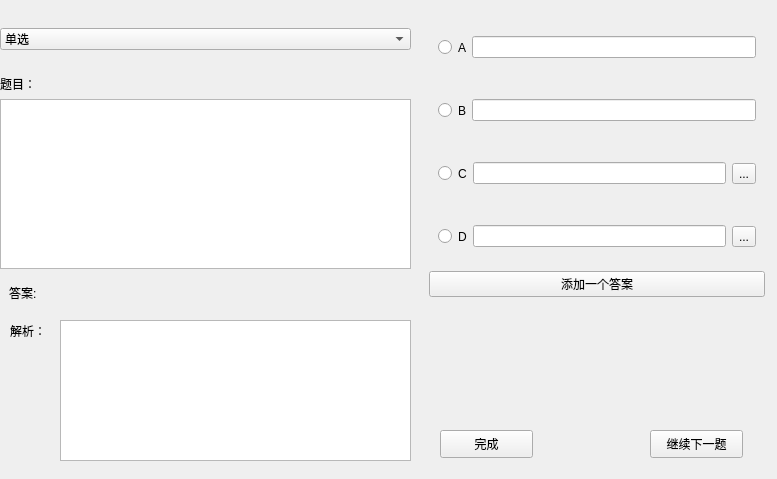
Above: ExamEase/addquestion.ui from jjbrow/qt before the change. Below: the same form after it.
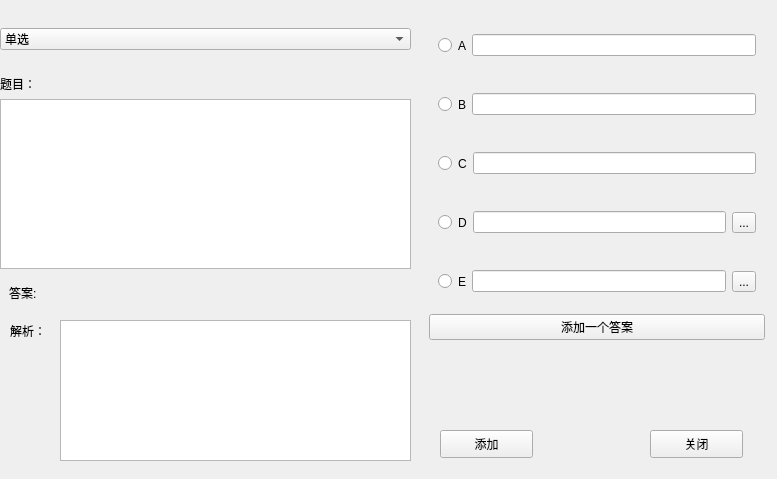
That is the form after the change. The open tabs and pages were chosen to show the change.

Commit message: 导出功能完成

Patch:
```diff
--- a/ExamEase/addquestion.ui
+++ b/ExamEase/addquestion.ui
@@ -158,7 +158,7 @@
     </rect>
    </property>
    <property name="text">
-    <string>完成</string>
+    <string>添加</string>
    </property>
   </widget>
   <widget class="QPushButton" name="pushButton_3">
@@ -171,7 +171,7 @@
     </rect>
    </property>
    <property name="text">
-    <string>继续下一题</string>
+    <string>关闭</string>
    </property>
   </widget>
   <widget class="QStackedWidget" name="stackedWidget">
@@ -180,7 +180,7 @@
      <x>420</x>
      <y>10</y>
      <width>354</width>
-     <height>296</height>
+     <height>331</height>
     </rect>
    </property>
    <property name="currentIndex">
@@ -193,7 +193,7 @@
        <x>9</x>
        <y>9</y>
        <width>336</width>
-       <height>278</height>
+       <height>321</height>
       </rect>
      </property>
      <layout class="QVBoxLayout" name="verticalLayout_3">
@@ -275,13 +275,6 @@
          <item>
           <widget class="QLineEdit" name="lineEdit_s3"/>
          </item>
-         <item>
-          <widget class="QToolButton" name="toolButton_4">
-           <property name="text">
-            <string>...</string>
-           </property>
-          </widget>
-         </item>
         </layout>
        </widget>
       </item>
@@ -320,7 +313,41 @@
        </widget>
       </item>
       <item>
-       <widget class="QPushButton" name="pushButton_4">
+       <widget class="QWidget" name="widget_16" native="true">
+        <layout class="QHBoxLayout" name="horizontalLayout_13">
+         <item>
+          <widget class="QRadioButton" name="radioButton_7">
+           <property name="text">
+            <string/>
+           </property>
+          </widget>
+         </item>
+         <item>
+          <widget class="QLabel" name="label_22">
+           <property name="styleSheet">
+            <string notr="true">color: rgb(0, 0, 0);
+font: 14pt &quot;微软雅黑&quot;;</string>
+           </property>
+           <property name="text">
+            <string>E</string>
+           </property>
+          </widget>
+         </item>
+         <item>
+          <widget class="QLineEdit" name="lineEdit_s5"/>
+         </item>
+         <item>
+          <widget class="QToolButton" name="deleteButton_2">
+           <property name="text">
+            <string>...</string>
+           </property>
+          </widget>
+         </item>
+        </layout>
+       </widget>
+      </item>
+      <item>
+       <widget class="QPushButton" name="addAnswer">
         <property name="text">
          <string>添加一个答案</string>
         </property>
```
Left out of the diff: 6 changed lines with no effect on the pictures. The commit also changes 10 other files.
